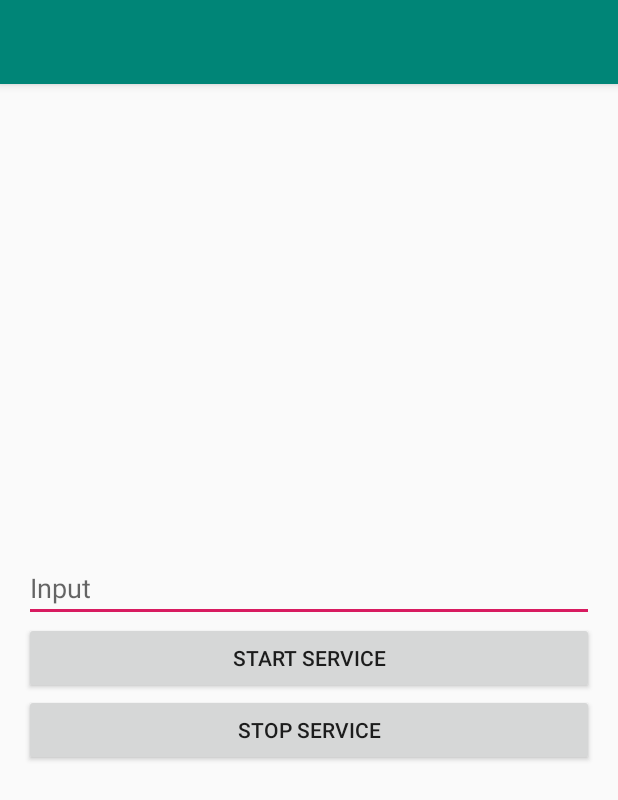
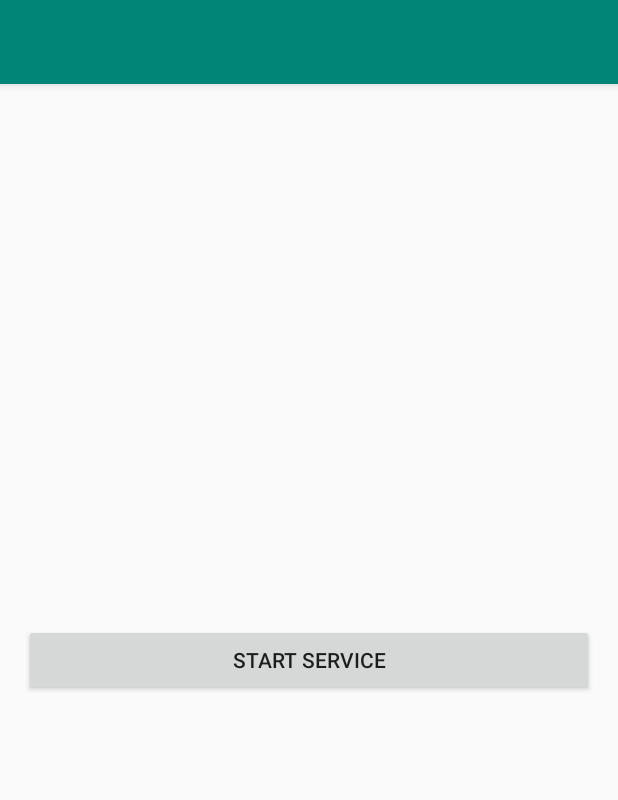
Before and after one commit to chinmaygarg13/CoronaTracker, an Android app: the screen it shows after launch (MainActivity), after a tap on "START SERVICE", on a phone screen of 412 x 824 dp. Shown: the top 800 px of the screen. Run offline under Robolectric (Android 15) with nearby library versions, the phone set to English and light mode, and no system bars; our stand-ins replace Firebase (no records; nobody signed in at launch, a user with empty details on screens opened directly).

Commit message:
Fixed minor bugs, merged service and nearby

```diff
--- a/app/src/main/java/com/jpg/coronatracker/MainActivity.java
+++ b/app/src/main/java/com/jpg/coronatracker/MainActivity.java
@@ -25,19 +25,19 @@ import com.google.firebase.storage.StorageReference;
 //import androidx.appcompat.app.AppCompatActivity;
 
 public class MainActivity extends AppCompatActivity {
-    private EditText editTextInput;
+    //private EditText editTextInput;
 
     @Override
     protected void onCreate(Bundle savedInstanceState) {
         super.onCreate(savedInstanceState);
         setContentView(R.layout.activity_main);
 
-        editTextInput = findViewById(R.id.edit_text_input);
+        //editTextInput = findViewById(R.id.edit_text_input);
     }
 
     public void startService(View v) {
-        String input = editTextInput.getText().toString();
-
+        //String input = editTextInput.getText().toString();
+        String input;
 
         if (ActivityCompat.checkSelfPermission(this, Manifest.permission.READ_PHONE_STATE) != PackageManager.PERMISSION_GRANTED) {
             // TODO: Consider calling
@@ -52,13 +52,13 @@ public class MainActivity extends AppCompatActivity {
         }
 
         TelephonyManager tMgr = (TelephonyManager) this.getSystemService(Context.TELEPHONY_SERVICE);
-        Toast.makeText(this, "Hi", Toast.LENGTH_SHORT).show();
+        Toast.makeText(this, "Hello", Toast.LENGTH_LONG).show();
         /* Extract the IMEI of the person */
         input = tMgr.getDeviceId();
         //Boilerplate code to write a message to the database. Change/Create the hierarchy in getReference and set it's value to something
         FirebaseDatabase database = FirebaseDatabase.getInstance();
         DatabaseReference myRef = database.getReference(input);
-        myRef.setValue(input);
+        myRef.setValue("Hello");
 
 
 
@@ -81,8 +81,8 @@ public class MainActivity extends AppCompatActivity {
         ContextCompat.startForegroundService(this, serviceIntent);
     }
 
-    public void stopService(View v) {
-        Intent serviceIntent = new Intent(this, ExampleService.class);
-        stopService(serviceIntent);
-    }
+//    public void stopService(View v) {
+//        Intent serviceIntent = new Intent(this, ExampleService.class);
+//        stopService(serviceIntent);
+//    }
 }
--- a/app/src/main/res/layout/activity_main.xml
+++ b/app/src/main/res/layout/activity_main.xml
@@ -2,10 +2,10 @@
 
 <LinearLayout tools:context="com.jpg.coronatracker.MainActivity" android:padding="16dp" android:orientation="vertical" android:gravity="center" android:layout_height="match_parent" android:layout_width="match_parent" xmlns:tools="http://schemas.android.com/tools" xmlns:app="http://schemas.android.com/apk/res-auto" xmlns:android="http://schemas.android.com/apk/res/android">
 
-<EditText android:layout_height="wrap_content" android:layout_width="match_parent" android:hint="Input" android:id="@+id/edit_text_input"/>
+<!--<EditText android:layout_height="wrap_content" android:layout_width="match_parent" android:hint="Input" android:id="@+id/edit_text_input"/>-->
 
 <Button android:layout_height="wrap_content" android:layout_width="match_parent" android:text="Start Service" android:onClick="startService"/>
 
-<Button android:layout_height="wrap_content" android:layout_width="match_parent" android:text="Stop Service" android:onClick="stopService"/>
+<!--<Button android:layout_height="wrap_content" android:layout_width="match_parent" android:text="Stop Service" android:onClick="stopService"/>-->
 
 </LinearLayout>
```
Also changed, not shown: app/src/main/java/com/jpg/coronatracker/ExampleService.java (+242 -0 lines).
